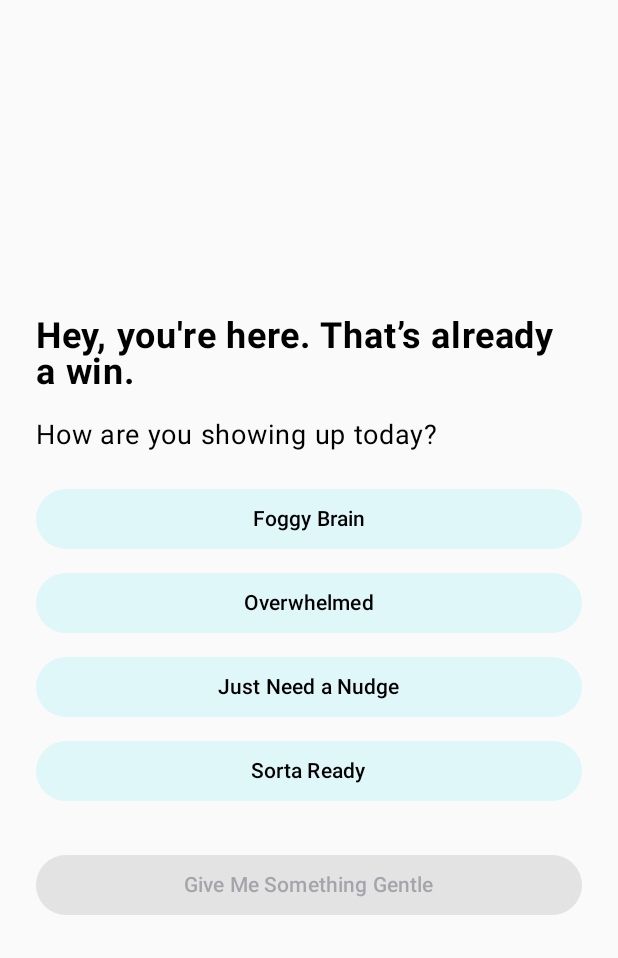
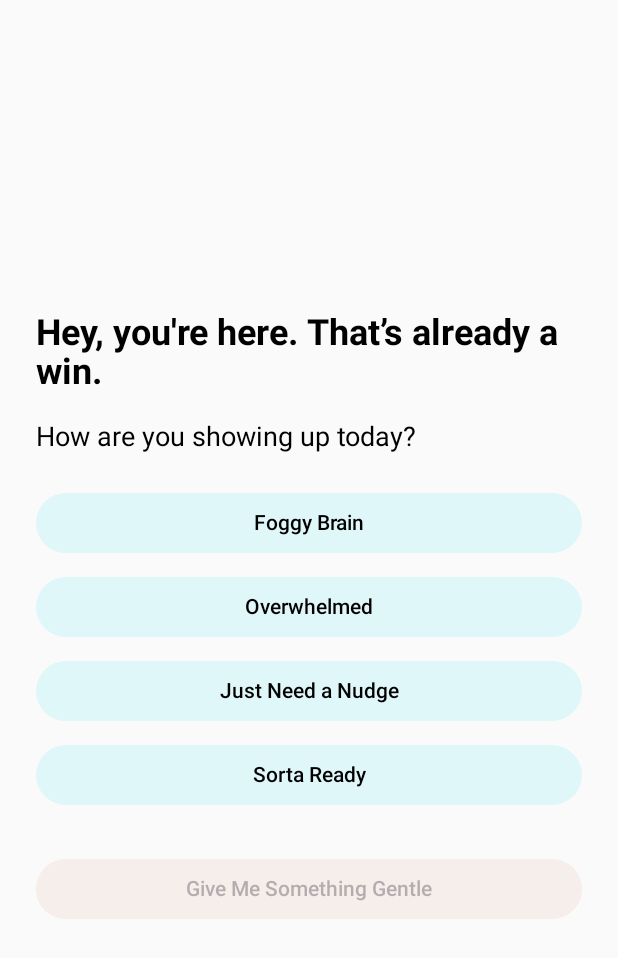
Before and after one commit to SarasotaSmile20/Done-ish, an Android app built with Jetpack Compose: the screen it shows after launch (MainActivity), on a phone screen of 412 x 824 dp. Shown: the top 958 px of the screen. Run offline under Robolectric (Android 15) with nearby library versions, the phone set to English and light mode, and no system bars.

Commit message:
added other screens

```diff
--- a/app/src/main/java/com/example/done_ishapp/DecisionBreakerScreen.kt
+++ b/app/src/main/java/com/example/done_ishapp/DecisionBreakerScreen.kt
@@ -23,7 +23,17 @@ fun DecisionBreakerScreen(navController: NavController) {
             horizontalAlignment = Alignment.CenterHorizontally
         ) {
             Text("Decision Breaker", fontSize = 26.sp)
+            Spacer(modifier = Modifier.height(16.dp))
             Text("This screen will help break analysis paralysis.", fontSize = 16.sp)
+
+            Spacer(modifier = Modifier.height(32.dp))
+
+            Button(
+                onClick = { navController.navigate("dashboard") },
+                modifier = Modifier.fillMaxWidth()
+            ) {
+                Text("Back to Dashboard")
+            }
         }
     }
 }
--- a/app/src/main/java/com/example/done_ishapp/ui/theme/Color.kt
+++ b/app/src/main/java/com/example/done_ishapp/ui/theme/Color.kt
@@ -2,10 +2,14 @@ package com.example.done_ishapp.ui.theme
 
 import androidx.compose.ui.graphics.Color
 
-val Purple80 = Color(0xFFD0BCFF)
-val PurpleGrey80 = Color(0xFFCCC2DC)
-val Pink80 = Color(0xFFEFB8C8)
-
-val Purple40 = Color(0xFF6650a4)
-val PurpleGrey40 = Color(0xFF625b71)
-val Pink40 = Color(0xFF7D5260)
+// Southwest-inspired palette
+val Terracotta = Color(0xFFE07A5F)
+val Sage = Color(0xFFA8BDB1)
+val DesertSand = Color(0xFFF4E1D2)
+val SkyBlue = Color(0xFF87C5D6)
+val Clay = Color(0xFFC08457)
+val SunsetYellow = Color(0xFFFFC857)
+val SoftWhite = Color(0xFFFFFBF0)
+val DeepTeal = Color(0xFF2A9D8F)
+val Charcoal = Color(0xFF2D2D2D)
+val DarkBackground = Color(0xFF1E1E1E)
--- a/app/src/main/java/com/example/done_ishapp/ui/theme/Theme.kt
+++ b/app/src/main/java/com/example/done_ishapp/ui/theme/Theme.kt
@@ -1,43 +1,37 @@
 package com.example.done_ishapp.ui.theme
 
-import android.app.Activity
 import android.os.Build
 import androidx.compose.foundation.isSystemInDarkTheme
-import androidx.compose.material3.MaterialTheme
-import androidx.compose.material3.darkColorScheme
-import androidx.compose.material3.dynamicDarkColorScheme
-import androidx.compose.material3.dynamicLightColorScheme
-import androidx.compose.material3.lightColorScheme
+import androidx.compose.material3.*
 import androidx.compose.runtime.Composable
 import androidx.compose.ui.platform.LocalContext
 
-private val DarkColorScheme = darkColorScheme(
-    primary = Purple80,
-    secondary = PurpleGrey80,
-    tertiary = Pink80
+private val LightColorScheme = lightColorScheme(
+    primary = Terracotta,
+    onPrimary = SoftWhite,
+    secondary = DeepTeal,
+    onSecondary = SoftWhite,
+    background = SoftWhite,
+    onBackground = Charcoal,
+    surface = DesertSand,
+    onSurface = Clay
 )
 
-private val LightColorScheme = lightColorScheme(
-    primary = Purple40,
-    secondary = PurpleGrey40,
-    tertiary = Pink40
-
-    /* Other default colors to override
-    background = Color(0xFFFFFBFE),
-    surface = Color(0xFFFFFBFE),
-    onPrimary = Color.White,
-    onSecondary = Color.White,
-    onTertiary = Color.White,
-    onBackground = Color(0xFF1C1B1F),
-    onSurface = Color(0xFF1C1B1F),
-    */
+private val DarkColorScheme = darkColorScheme(
+    primary = Clay,
+    onPrimary = SoftWhite,
+    secondary = Sage,
+    onSecondary = Charcoal,
+    background = DarkBackground,
+    onBackground = SoftWhite,
+    surface = Charcoal,
+    onSurface = SoftWhite
 )
 
 @Composable
 fun DoneishAppTheme(
     darkTheme: Boolean = isSystemInDarkTheme(),
-    // Dynamic color is available on Android 12+
-    dynamicColor: Boolean = true,
+    dynamicColor: Boolean = false,
     content: @Composable () -> Unit
 ) {
     val colorScheme = when {
--- a/app/src/main/java/com/example/done_ishapp/ui/theme/Type.kt
+++ b/app/src/main/java/com/example/done_ishapp/ui/theme/Type.kt
@@ -6,29 +6,37 @@ import androidx.compose.ui.text.font.FontFamily
 import androidx.compose.ui.text.font.FontWeight
 import androidx.compose.ui.unit.sp
 
-// Set of Material typography styles to start with
+// Default Material 3 Typography with soft, clean spacing
 val Typography = Typography(
+    displayLarge = TextStyle(
+        fontWeight = FontWeight.Light,
+        fontSize = 48.sp,
+        lineHeight = 56.sp,
+        letterSpacing = (-0.5).sp
+    ),
+    titleLarge = TextStyle(
+        fontWeight = FontWeight.Medium,
+        fontSize = 24.sp,
+        lineHeight = 32.sp
+    ),
+    titleMedium = TextStyle(
+        fontWeight = FontWeight.Medium,
+        fontSize = 20.sp,
+        lineHeight = 28.sp
+    ),
     bodyLarge = TextStyle(
-        fontFamily = FontFamily.Default,
+        fontWeight = FontWeight.Normal,
+        fontSize = 18.sp,
+        lineHeight = 26.sp
+    ),
+    bodyMedium = TextStyle(
         fontWeight = FontWeight.Normal,
         fontSize = 16.sp,
-        lineHeight = 24.sp,
-        letterSpacing = 0.5.sp
+        lineHeight = 24.sp
+    ),
+    labelLarge = TextStyle(
+        fontWeight = FontWeight.Medium,
+        fontSize = 14.sp,
+        lineHeight = 20.sp
     )
-    /* Other default text styles to override
-    titleLarge = TextStyle(
-        fontFamily = FontFamily.Default,
-        fontWeight = FontWeight.Normal,
-        fontSize = 22.sp,
-        lineHeight = 28.sp,
-        letterSpacing = 0.sp
-    ),
-    labelSmall = TextStyle(
-        fontFamily = FontFamily.Default,
-        fontWeight = FontWeight.Medium,
-        fontSize = 11.sp,
-        lineHeight = 16.sp,
-        letterSpacing = 0.5.sp
-    )
-    */
 )
```
